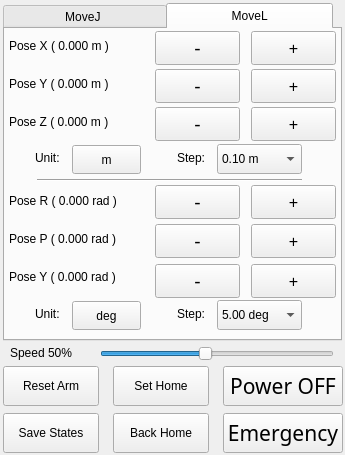
Before: the Qt Designer form mantra_hmi/scripts/mantra_hmi_pro_pyqt5/mantra_hmi_pro.ui in MrRen-sdhm/mantra_robot, drawn with Qt 5.
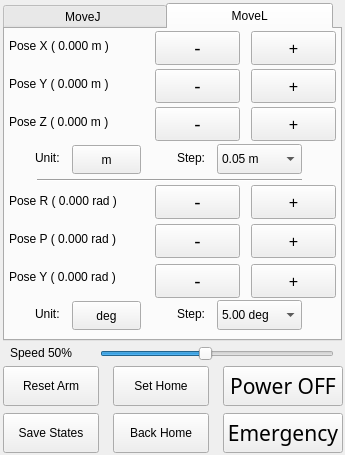
After: the same form once the commit is applied. The open tabs and pages were chosen to show the change.

What changed in the file:
```diff
--- a/mantra_hmi/scripts/mantra_hmi_pro_pyqt5/mantra_hmi_pro.ui
+++ b/mantra_hmi/scripts/mantra_hmi_pro_pyqt5/mantra_hmi_pro.ui
@@ -1434,7 +1434,7 @@
       </rect>
      </property>
      <property name="currentIndex">
-      <number>2</number>
+      <number>3</number>
      </property>
      <item>
       <property name="text">
```
Left out of the diff: 9 changed lines with no effect on the pictures.
